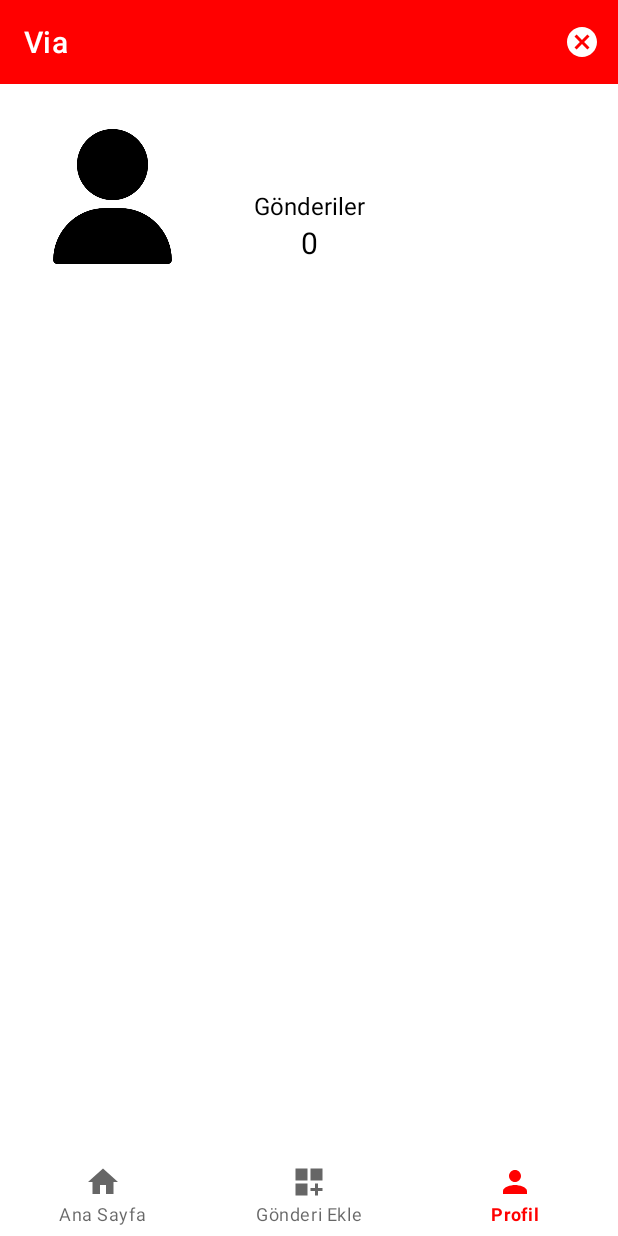
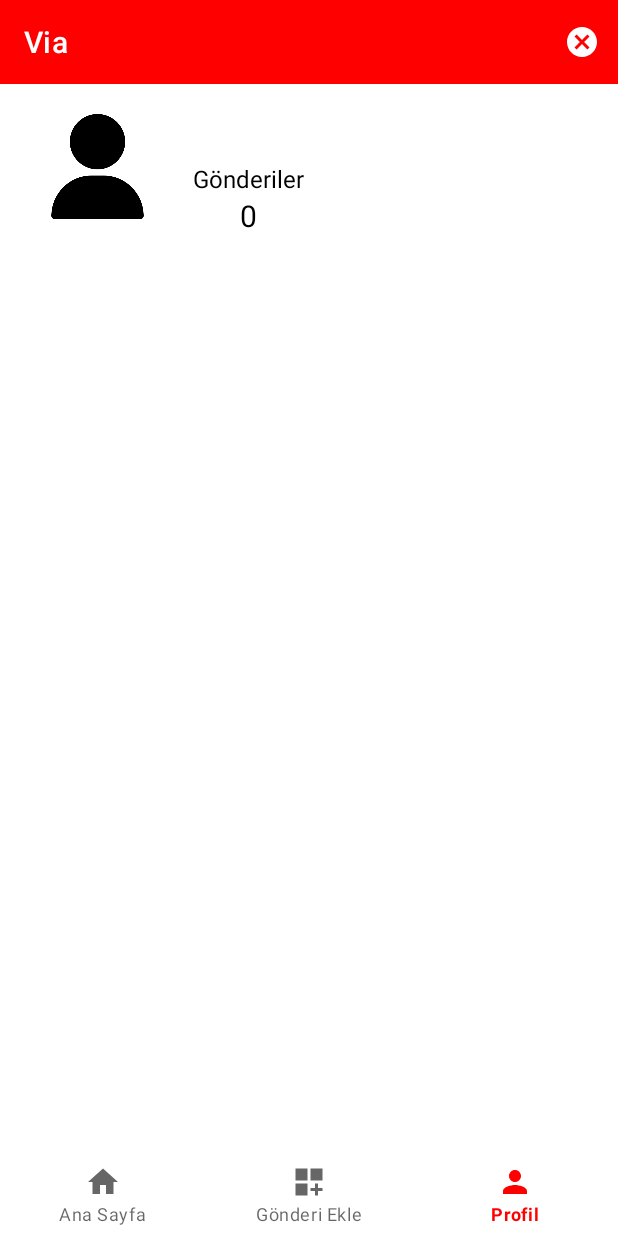
Before and after one commit to Emir1719/Via-SocialMedia, an Android app: the screen it shows after launch once a user with an empty profile is signed in (MainActivity), item 3 of the bottom bar chosen, on a phone screen of 412 x 824 dp. Run offline under Robolectric (Android 15) with nearby library versions, the phone set to English and light mode, and no system bars; our stand-ins replace Firebase (no records; nobody signed in at launch, a user with empty details on screens opened directly), Picasso.

```diff
--- a/app/src/main/AndroidManifest.xml
+++ b/app/src/main/AndroidManifest.xml
@@ -21,14 +21,16 @@
         tools:targetApi="31">
         <activity
             android:name=".view.PostDetailActivity"
+            android:screenOrientation="portrait"
             android:exported="false" />
         <activity
             android:name=".view.CommentActivity"
+            android:screenOrientation="portrait"
             android:exported="false" />
         <activity
             android:name=".view.LoginActivity"
+            android:screenOrientation="portrait"
             android:exported="true"
-            android:screenOrientation="portrait"
             tools:ignore="LockedOrientationActivity">
             <intent-filter>
                 <action android:name="android.intent.action.MAIN" />
@@ -38,8 +40,8 @@
         </activity>
         <activity
             android:name=".view.MainActivity"
+            android:screenOrientation="portrait"
             android:exported="false"
-            android:screenOrientation="portrait"
             tools:ignore="LockedOrientationActivity" />
     </application>
 
--- a/app/src/main/java/com/emirozturk/via/model/IDatabase.java
+++ b/app/src/main/java/com/emirozturk/via/model/IDatabase.java
@@ -10,5 +10,5 @@ public interface IDatabase {
    void uploadPost(Uri selectedImageUri, String comment);
    CompletableFuture<ArrayList<Post>> getPosts(FirebaseUser user);
    CompletableFuture<ArrayList<Post>> getAllPost();
-   //void deletePost();
+   CompletableFuture<Boolean> deletePost(Post post);
 }
--- a/app/src/main/java/com/emirozturk/via/service/FirebaseDB.java
+++ b/app/src/main/java/com/emirozturk/via/service/FirebaseDB.java
@@ -13,7 +13,6 @@ import com.google.firebase.firestore.DocumentSnapshot;
 import com.google.firebase.firestore.FirebaseFirestore;
 import com.google.firebase.firestore.Query;
 import com.google.firebase.firestore.QuerySnapshot;
-import com.google.firebase.firestore.auth.User;
 import com.google.firebase.storage.FirebaseStorage;
 import com.google.firebase.storage.StorageReference;
 
@@ -74,7 +73,7 @@ public class FirebaseDB implements IDatabase {
       }
    }
 
-   private void handleFirestoreTask(Task<QuerySnapshot> task, CompletableFuture<ArrayList<Post>> future, ArrayList<Post> posts) {
+   private void updatePosts(Task<QuerySnapshot> task, CompletableFuture<ArrayList<Post>> future, ArrayList<Post> posts) {
       if (task.isSuccessful()) {
          for (DocumentSnapshot snapshot : task.getResult()) {
             Map<String, Object> map = snapshot.getData();
@@ -98,7 +97,7 @@ public class FirebaseDB implements IDatabase {
               .whereEqualTo("email", Objects.requireNonNull(auth.getCurrentUser()).getEmail())
               .orderBy("date", Query.Direction.DESCENDING)
               .get()
-              .addOnCompleteListener(task -> handleFirestoreTask(task, future, posts));
+              .addOnCompleteListener(task -> updatePosts(task, future, posts));
       return future;
    }
 
@@ -112,8 +111,35 @@ public class FirebaseDB implements IDatabase {
       firestore.collection("Posts")
               .orderBy("date", Query.Direction.DESCENDING)
               .get()
-              .addOnCompleteListener(task -> handleFirestoreTask(task, future, posts));
+              .addOnCompleteListener(task -> updatePosts(task, future, posts));
 
       return future;
    }
+
+   @Override
+   public CompletableFuture<Boolean> deletePost(Post post) {
+      CompletableFuture<Boolean> future = new CompletableFuture<>();
+      StorageReference imageRef = storage.getReferenceFromUrl(post.getUrl());
+      //Storagedeki resim başarılı bir şekilde silinirse ardından gönderiyi de sil.
+      imageRef.delete().addOnSuccessListener(runnable -> {
+         firestore.collection("Posts")
+                 .whereEqualTo("url", post.getUrl())
+                 .whereEqualTo("email", post.getEmail())
+                 .get()
+                 .addOnCompleteListener(task -> {
+                    if (task.isSuccessful()) {
+                       // Belge bulunduysa sil
+                       for (DocumentSnapshot document : task.getResult().getDocuments()) {
+                          System.out.println(document.getReference().getPath());
+                          document.getReference().delete();
+                       }
+                       future.complete(true); // İşlem başarıyla tamamlandı
+                    } else {
+                       // Sorgu başarısız olduysa
+                       future.completeExceptionally(task.getException());
+                    }
+                 });
+      });
+      return future;
+   }
 }
--- a/app/src/main/res/layout/fragment_profile.xml
+++ b/app/src/main/res/layout/fragment_profile.xml
@@ -9,10 +9,10 @@
 
     <ImageView
         android:id="@+id/imageUserPost"
-        android:layout_width="90dp"
-        android:layout_height="90dp"
+        android:layout_width="70dp"
+        android:layout_height="70dp"
         android:layout_marginStart="30dp"
-        android:layout_marginTop="30dp"
+        android:layout_marginTop="20dp"
         android:contentDescription="@string/resim_se"
         app:layout_constraintStart_toStartOf="parent"
         app:layout_constraintTop_toTopOf="parent"
@@ -22,7 +22,7 @@
         android:id="@+id/userPosts"
         android:layout_width="0dp"
         android:layout_height="0dp"
-        android:layout_marginTop="30dp"
+        android:layout_marginTop="20dp"
         app:layout_constraintBottom_toBottomOf="parent"
         app:layout_constraintEnd_toEndOf="parent"
         app:layout_constraintStart_toStartOf="parent"
@@ -32,12 +32,12 @@
         android:id="@+id/textEmail"
         android:layout_width="wrap_content"
         android:layout_height="wrap_content"
-        android:layout_marginTop="30dp"
+        android:layout_marginTop="20dp"
         android:text="Email"
         android:textColor="@color/black"
         android:textSize="16sp"
         app:layout_constraintEnd_toEndOf="parent"
-        app:layout_constraintHorizontal_bias="0.195"
+        app:layout_constraintHorizontal_bias="0.10"
         app:layout_constraintStart_toEndOf="@+id/imageUserPost"
         app:layout_constraintTop_toTopOf="parent" />
 
@@ -45,9 +45,10 @@
         android:id="@+id/linearLayout1"
         android:layout_width="wrap_content"
         android:layout_height="wrap_content"
-        android:layout_marginTop="70dp"
+        android:layout_marginTop="52dp"
         android:orientation="vertical"
         app:layout_constraintEnd_toEndOf="parent"
+        app:layout_constraintHorizontal_bias="0.381"
         app:layout_constraintStart_toStartOf="parent"
         app:layout_constraintTop_toTopOf="parent">
 
```
Also changed, not shown: app/src/main/java/com/emirozturk/via/view/PostDetailActivity.java (+11 -2 lines).
